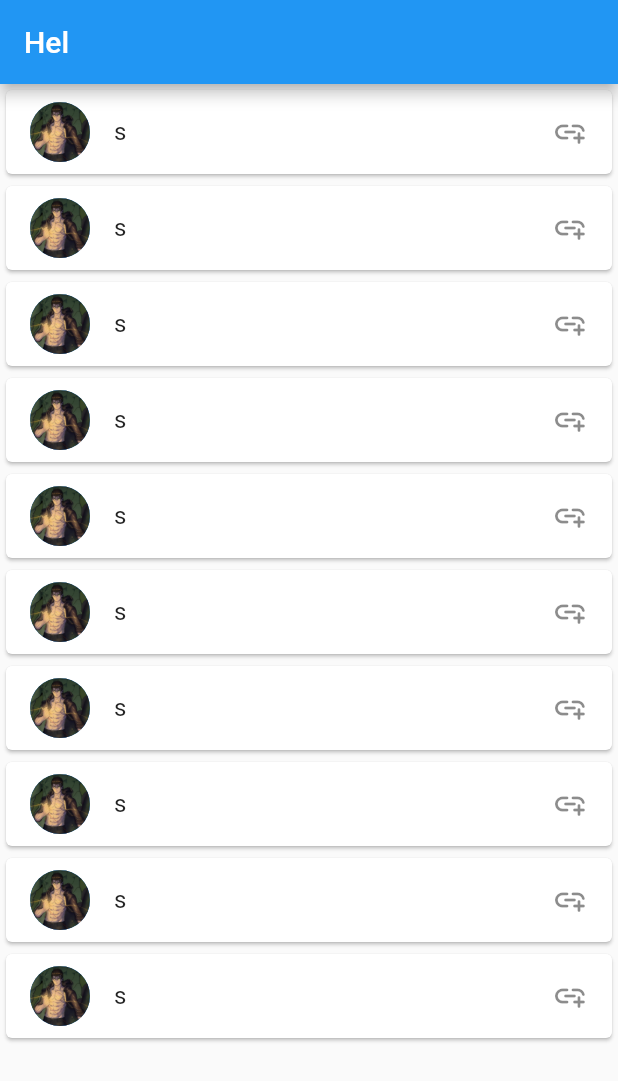
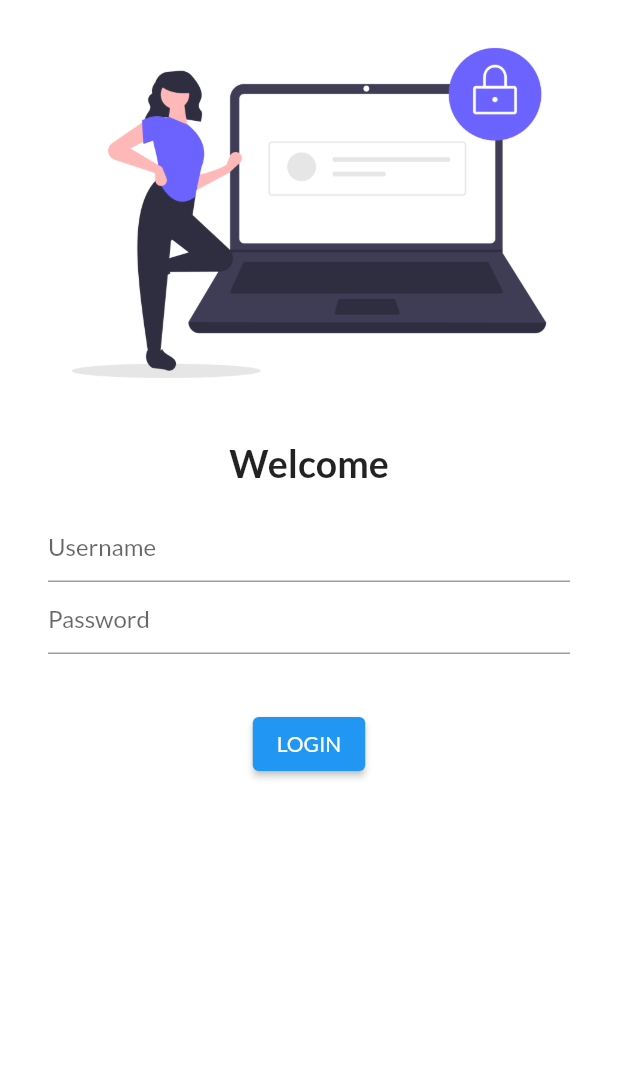
Before and after one commit to Vishnut78a/learning, a Flutter app: the screen it shows after launch, on a phone screen of 412 x 824 dp. Shown: the top 1081 px of the screen. Run offline on Flutter 3.47's test engine with Material 2 defaults, Android fonts, the phone set to English and light mode, and no system bars; our stand-ins replace google_fonts, video_player.

Commit message:
two pages created homescreen and login page

```diff
--- a/lib/main.dart
+++ b/lib/main.dart
@@ -1,68 +1,28 @@
 import 'package:flutter/material.dart';
+import 'package:google_fonts/google_fonts.dart';
+import 'package:learning/pages/homepage.dart';
+import 'package:learning/pages/login.dart';
 import 'package:video_player/video_player.dart';
 
+
 void main() {
-  runApp(const MyApp());
+runApp(MyApp());
 }
 
-class MyApp extends StatelessWidget {
-  const MyApp({super.key});
-
-
+class MyApp extends StatelessWidget{
   @override
   Widget build(BuildContext context) {
-    return MaterialApp(
-      title: 'Flutter Demo',
-      theme: ThemeData(
+    // TODO: implement build
+   return MaterialApp(
 
-        primarySwatch: Colors.blue,
-      ),
-      home: const MyHomePage(title: 'Flutter Demo Home Page'),
-    );
+     themeMode: ThemeMode.light,
+     theme: ThemeData(fontFamily: GoogleFonts.lato().fontFamily),
+     darkTheme: ThemeData(brightness: Brightness.dark),
+
+     routes: {"/" : (context)=> Login(),
+             "/login": (context) {return Login();}
+           },
+   );
   }
+
 }
-
-class MyHomePage extends StatefulWidget {
-  const MyHomePage({super.key, required this.title});
-
-
-  final String title;
-
-  @override
-  State<MyHomePage> createState() => _MyHomePageState();
-}
-
-class _MyHomePageState extends State<MyHomePage> {
-
-
-
-
-
-
-
-
-  @override
-  Widget build(BuildContext context) {
-   var names = ['Android','App','Camera','DCIM','Files','Gallery','HiddenFiles','Images','JPEG','Kingdom','Lambda',
-                  'Manage','NewFolder','Optimize','Private','Query','Reserved','Storage','Utilized','Virtual'
-                  ,'Web','Xamp','YML','Zip'];
-   List<String> images = ['asset/eren.png','asset/eren.png','asset/eren.png','asset/eren.png','asset/eren.png',
-                       'asset/eren.png', 'asset/eren.png','asset/eren.png','asset/eren.png','asset/eren.png',];
-    return Scaffold(
-      appBar: AppBar(
-        title: Text("Hel"),
-      ),
-      body: ListView.builder(itemBuilder:(context,index) {
-        return  Card(
-          child: ListTile(
-              leading:CircleAvatar(backgroundImage: AssetImage(images[index])),
-               title:Text("s") ,
-               trailing: Icon(Icons.add_link_rounded),
-            ),
-        )
-        ;
-    },itemCount: images.length,
-
-      )
-    );
-}}
--- /dev/null
+++ b/lib/pages/homepage.dart
@@ -0,0 +1,16 @@
+import 'package:flutter/material.dart';
+
+class Homepage extends StatelessWidget{
+  @override
+  Widget build(BuildContext context) {
+    return Scaffold(
+      appBar: AppBar( title:Text("Catalog App")),
+      body: Center(
+               child: Container(
+                        child : Text("This is a catalog app"))),
+      drawer: Drawer(),
+    );
+  }
+
+
+}
--- /dev/null
+++ b/lib/pages/login.dart
@@ -0,0 +1,32 @@
+import 'package:flutter/material.dart';
+
+class Login extends StatelessWidget{
+  @override
+  Widget build(BuildContext context) {
+    // TODO: implement build
+  return Material(
+      color: Colors.white,
+
+
+ child: Column(
+   mainAxisSize: MainAxisSize.min,
+    children: [
+     Image.asset("asset/login.png"),
+     SizedBox(height: 10,),
+     Text('Welcome',style: TextStyle(fontSize: 25,fontWeight: FontWeight.bold),),
+      Padding(
+        padding: const EdgeInsets.symmetric(vertical:16,horizontal: 32),
+        child: Column(
+          children: [
+            TextFormField(decoration: InputDecoration(hintText: "Username"), ),
+            TextFormField(obscureText:true,decoration: InputDecoration(hintText: "Password"),),
+          ],
+        ),
+      ),
+    SizedBox(height: 20,),
+      ElevatedButton(child: Text("LOGIN"),onPressed: (){},),
+    ],
+  ));
+  }
+
+}
--- a/pubspec.yaml
+++ b/pubspec.yaml
@@ -37,6 +37,8 @@ dependencies:
   cupertino_icons: ^1.0.2
   video_player: ^2.6.1
 
+  google_fonts: ^4.0.0
+
 dev_dependencies:
   flutter_test:
     sdk: flutter
@@ -66,6 +68,7 @@ flutter:
   #   - images/a_dot_ham.jpeg
   assets:
      - asset/
+     - asset/login.png
 
   # An image asset can refer to one or more resolution-specific "variants", see
   # https://flutter.dev/assets-and-images/#resolution-aware
```
Also changed, not shown: asset/login.png (added), pubspec.lock, 1 other file.
